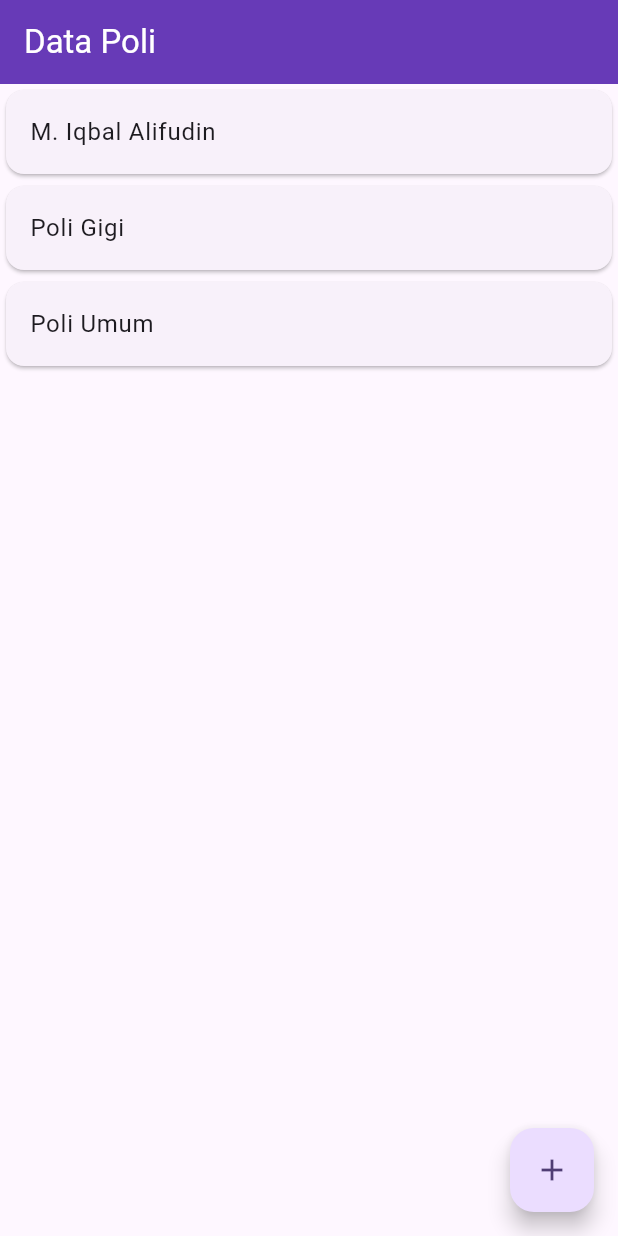
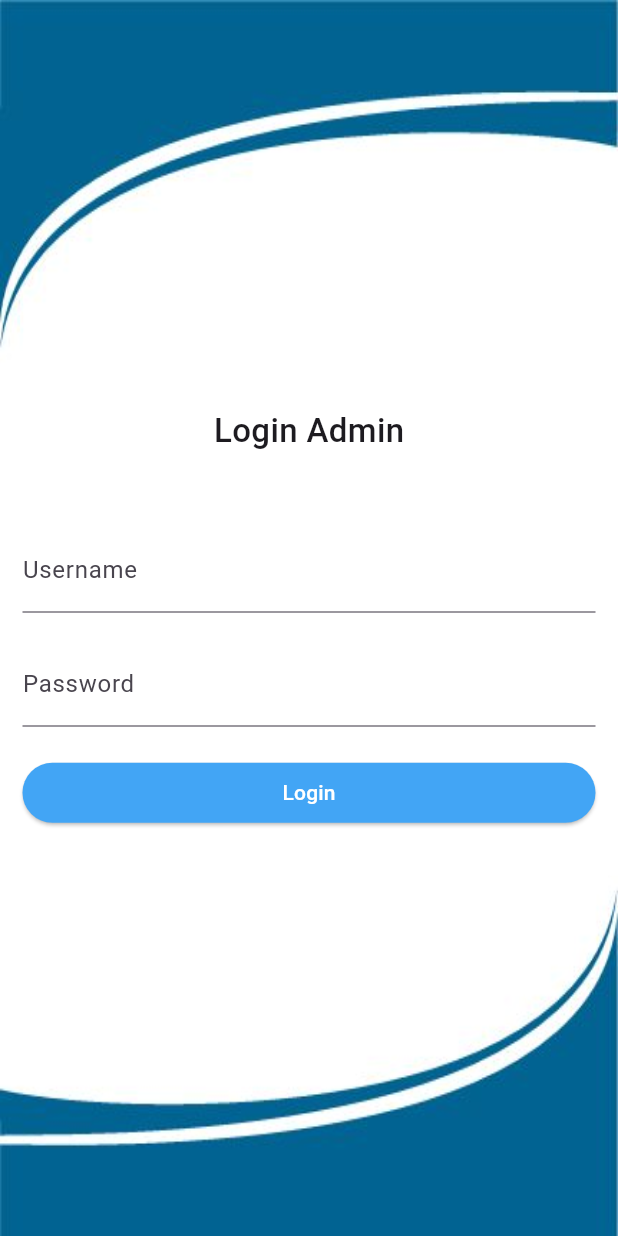
Before and after one commit to gretzcoder/klinik-app, a Flutter app: the screen it shows after launch, on a phone screen of 412 x 824 dp. Run offline on Flutter 3.47's test engine with Material 3 defaults, Android fonts, the phone set to English and light mode, and no system bars.

Commit message:
Pertemuan 9

```diff
--- a/lib/main.dart
+++ b/lib/main.dart
@@ -1,4 +1,5 @@
 import 'package:flutter/material.dart';
+import 'package:klinik_app/ui/login.dart';
 import 'package:klinik_app/ui/poli/poli_page.dart';
 
 void main() {
@@ -13,6 +14,7 @@ class MyApp extends StatelessWidget {
   Widget build(BuildContext context) {
     return MaterialApp(
       title: 'Flutter Demo',
+      debugShowCheckedModeBanner: false,
       theme: ThemeData(
         // This is the theme of your application.
         //
@@ -32,7 +34,7 @@ class MyApp extends StatelessWidget {
         colorScheme: ColorScheme.fromSeed(seedColor: Colors.deepPurple),
         useMaterial3: true,
       ),
-      home: const PoliPage(),
+      home: const LoginPage(),
     );
   }
 }
--- /dev/null
+++ b/lib/ui/beranda.dart
@@ -0,0 +1,17 @@
+import 'package:flutter/material.dart';
+
+class Beranda extends StatelessWidget {
+  const Beranda({super.key});
+
+  @override
+  Widget build(BuildContext context) {
+    return Scaffold(
+      appBar: AppBar(
+        title: const Text("Beranda"),
+      ),
+      body: const Center(
+        child: Text("Beranda"),
+      ),
+    );
+  }
+}
--- /dev/null
+++ b/lib/ui/login.dart
@@ -0,0 +1,99 @@
+import 'package:flutter/material.dart';
+
+class LoginPage extends StatefulWidget {
+  const LoginPage({super.key});
+
+  @override
+  State<LoginPage> createState() => _LoginPageState();
+}
+
+class _LoginPageState extends State<LoginPage> {
+  final _formKey = GlobalKey<FormState>();
+  final _usernameCtrl = TextEditingController();
+  final _passwordCtrl = TextEditingController();
+
+  @override
+  Widget build(BuildContext context) {
+    return Scaffold(
+      body: SingleChildScrollView(
+          child: Container(
+        decoration: const BoxDecoration(
+          image: DecorationImage(
+            image: AssetImage('assets/background.jpg'),
+            fit: BoxFit.fill,
+          ),
+        ),
+        padding: const EdgeInsets.fromLTRB(15, 0, 15, 0),
+        height: MediaQuery.of(context).size.height,
+        child: Column(
+          mainAxisAlignment: MainAxisAlignment.center,
+          children: [
+            const Text(
+              "Login Admin",
+              style: TextStyle(fontSize: 22, fontWeight: FontWeight.w500),
+            ),
+            const SizedBox(
+              height: 50,
+            ),
+            Center(
+              child: Form(
+                  key: _formKey,
+                  child: Column(
+                    children: [
+                      _usernameTextfield(),
+                      const SizedBox(
+                        height: 20,
+                      ),
+                      _passwordTextfield(),
+                      const SizedBox(
+                        height: 20,
+                      ),
+                      _tombolLogin()
+                    ],
+                  )),
+            )
+          ],
+        ),
+      )),
+    );
+  }
+
+  Widget _usernameTextfield() {
+    return TextFormField(
+      validator: (value) {
+        if (value == null || value.isEmpty) {
+          return 'Username tidak boleh kosong';
+        }
+      },
+      decoration: InputDecoration(labelText: "Username"),
+      controller: _usernameCtrl,
+    );
+  }
+
+  Widget _passwordTextfield() {
+    return TextFormField(
+      validator: (value) {
+        if (value == null || value.isEmpty) {
+          return 'Password tidak boleh kosong';
+        }
+      },
+      decoration: InputDecoration(labelText: "Password"),
+      controller: _passwordCtrl,
+      obscureText: true,
+    );
+  }
+
+  Widget _tombolLogin() {
+    return Container(
+      width: MediaQuery.of(context).size.width,
+      child: ElevatedButton(
+        onPressed: () {
+          if (_formKey.currentState!.validate()) {}
+        },
+        style: ElevatedButton.styleFrom(
+            backgroundColor: Colors.blue[400], foregroundColor: Colors.white),
+        child: const Text("Login"),
+      ),
+    );
+  }
+}
--- a/pubspec.yaml
+++ b/pubspec.yaml
@@ -59,8 +59,8 @@ flutter:
   uses-material-design: true
 
   # To add assets to your application, add an assets section, like this:
-  # assets:
-  #   - images/a_dot_burr.jpeg
+  assets:
+    - assets/background.jpg
   #   - images/a_dot_ham.jpeg
 
   # An image asset can refer to one or more resolution-specific "variants", see
```
Also changed, not shown: assets/background.jpg (added).
